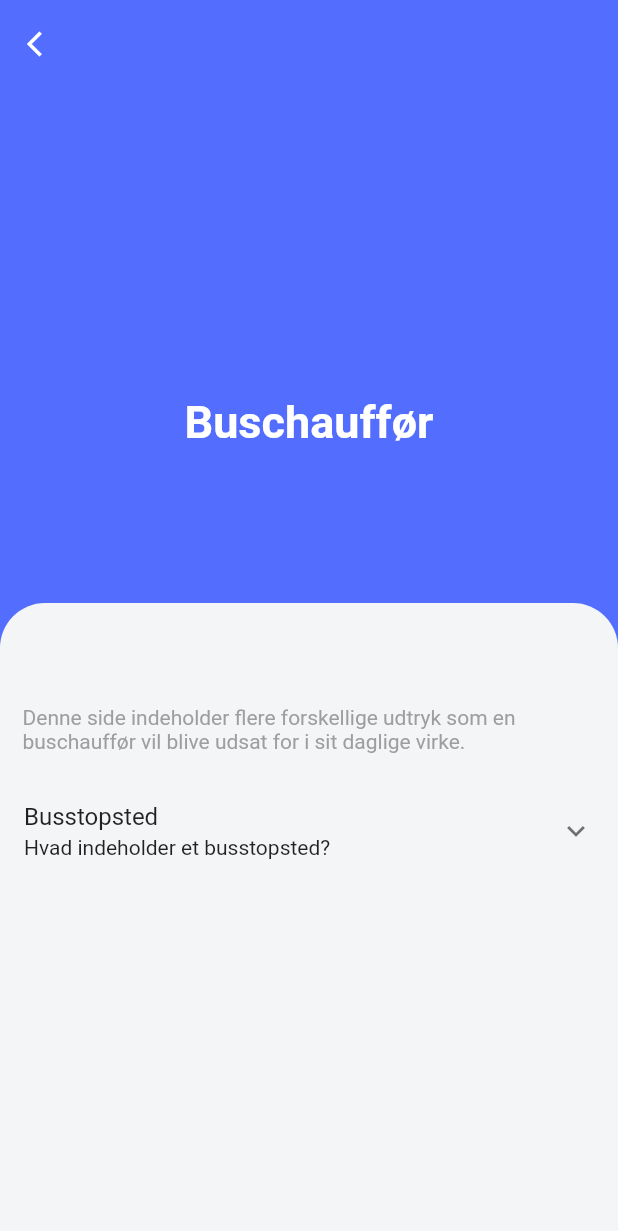
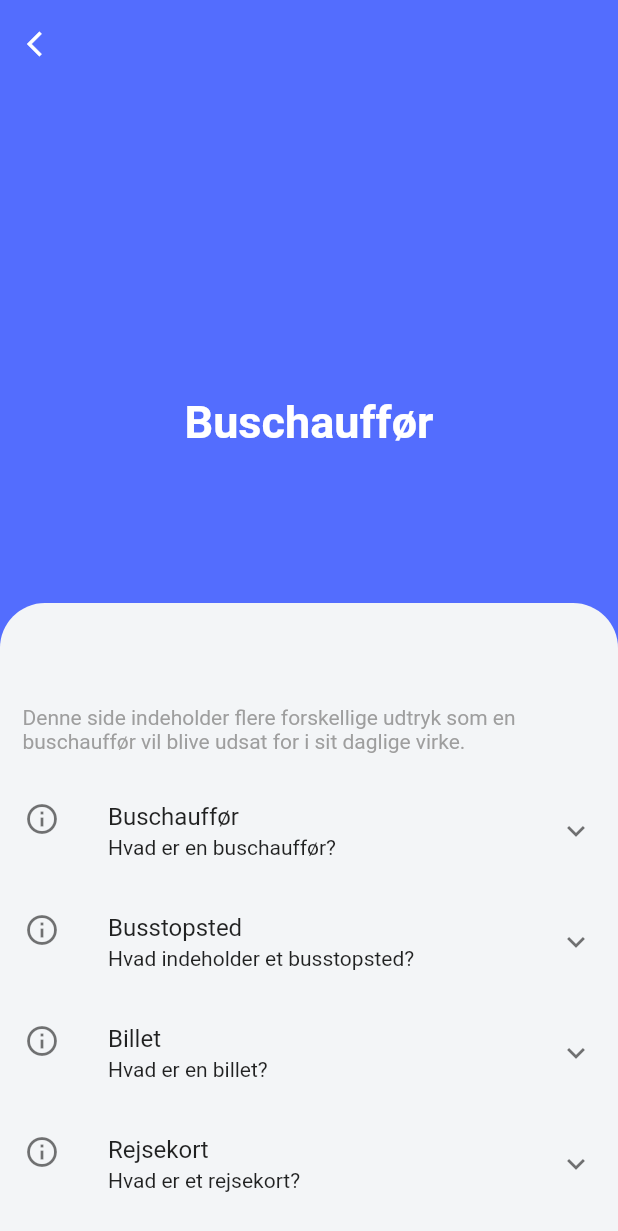
Before and after one commit to Heidelbergg/sprogmentor, a Flutter app: the BusPage screen opened directly, on a phone screen of 412 x 824 dp. Shown: the top 1231 px of the screen. Run offline on Flutter 3.47's test engine with Material 2 defaults, Android fonts, the phone set to English and light mode, and no system bars; our stand-ins replace firebase_auth, firebase_core, flutter_svg, page_transition; missing offline and left inert: flutter_expanded_tile; accounts and stored records are empty.

Commit message:
busPage work

```diff
--- a/lib/main_pages/transport_pages/busPage.dart
+++ b/lib/main_pages/transport_pages/busPage.dart
@@ -52,7 +52,11 @@ class _BusPageState extends State<BusPage> {
             padding: EdgeInsets.only(left: 15, bottom: 15),
             child: Text("Denne side indeholder flere forskellige udtryk som en buschauffør vil blive udsat for i sit daglige virke.", style: TextStyle(color: Colors.grey),),
           ),
-          ExpansionTile(title: Text("Busstopsted"), subtitle: Text("Hvad indeholder et busstopsted?"),children: <Widget>[ListTile(title: Text('This is tile number 1')),],),
+          ExpansionTile(leading: Icon(Icons.info_outline), title: Text("Buschauffør"), subtitle: Text("Hvad er en buschauffør?"),children: <Widget>[ListTile(title: Text('Information omkring buschauffør.')),],),
+          ExpansionTile(leading: Icon(Icons.info_outline), title: Text("Busstopsted"), subtitle: Text("Hvad indeholder et busstopsted?"),children: <Widget>[ListTile(title: Text('This is tile number 2')),],),
+          ExpansionTile(leading: Icon(Icons.info_outline), title: Text("Billet"), subtitle: Text("Hvad er en billet?"),children: <Widget>[ListTile(title: Text('This is tile number 2')),],),
+          ExpansionTile(leading: Icon(Icons.info_outline), title: Text("Rejsekort"), subtitle: Text("Hvad er et rejsekort?"),children: <Widget>[ListTile(title: Text('This is tile number 2')),],),
+          ExpansionTile(leading: Icon(Icons.info_outline), title: Text("Sæde"), subtitle: Text("Hvad er en sæde?"),children: <Widget>[ListTile(title: Text('This is tile number 2')),],),
         ],
       ),
     );
```
Also changed, not shown: 1 other file.
